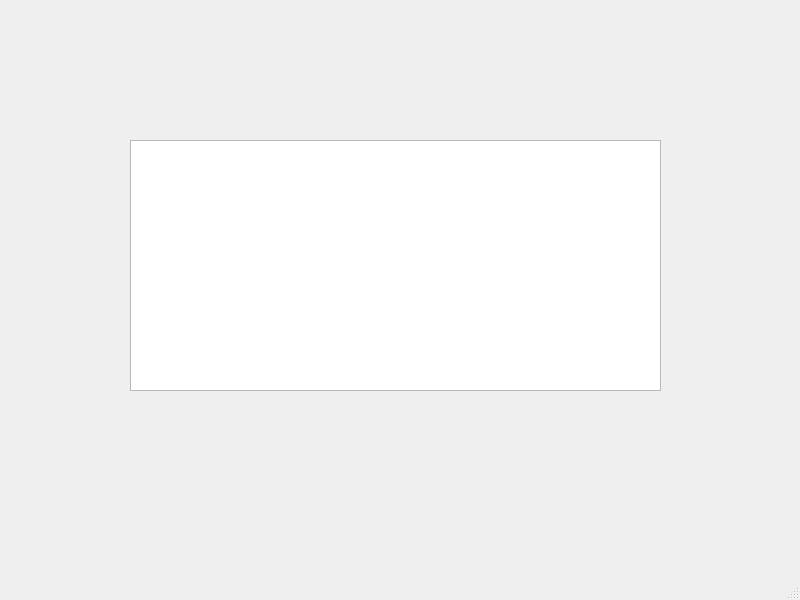
Old version of the form mainwindow.ui in the repository HuuWelling/QtDemo.
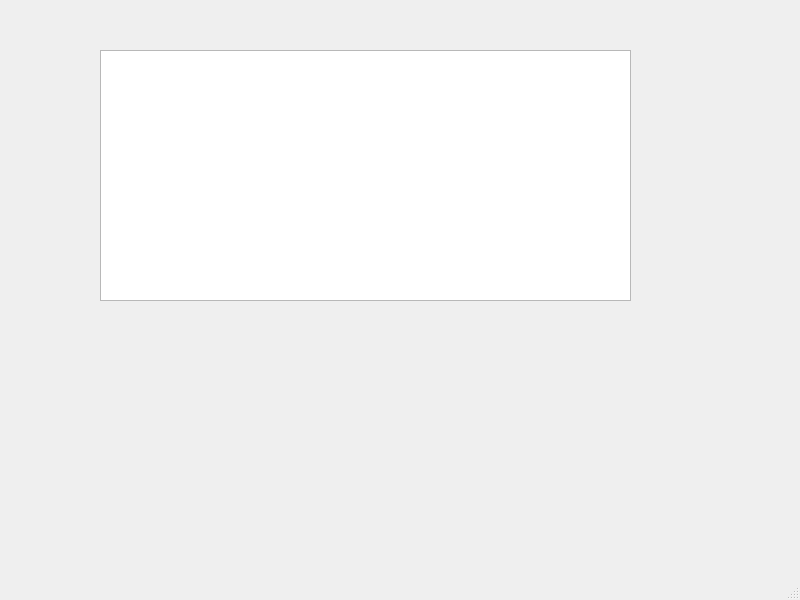
New version of the form.

The edit to the form file:
```diff
--- a/mainwindow.ui
+++ b/mainwindow.ui
@@ -17,15 +17,16 @@
    <widget class="QTextEdit" name="textEdit">
     <property name="geometry">
      <rect>
-      <x>130</x>
-      <y>140</y>
+      <x>100</x>
+      <y>50</y>
       <width>531</width>
       <height>251</height>
      </rect>
     </property>
     <property name="font">
      <font>
-      <pointsize>18</pointsize>
+      <family>微软雅黑</family>
+      <pointsize>16</pointsize>
      </font>
     </property>
    </widget>
```
